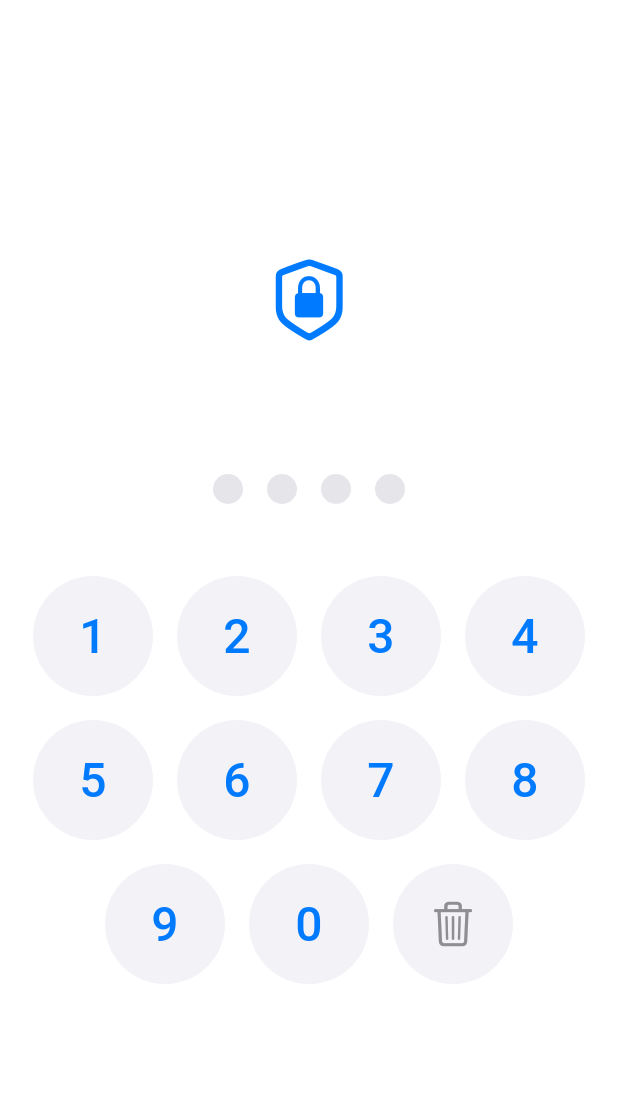
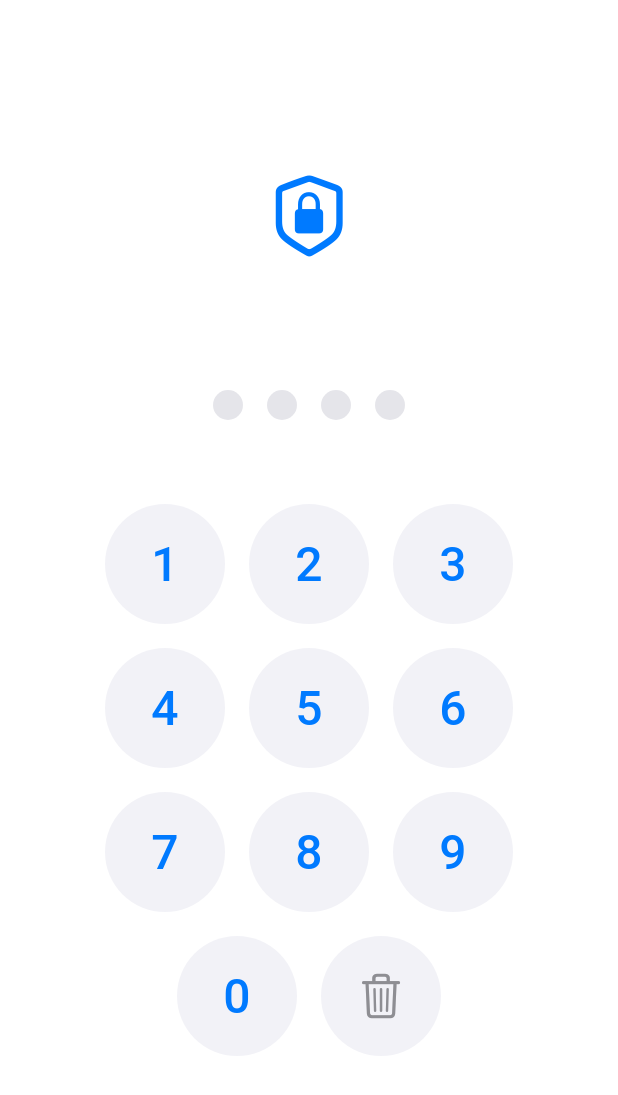
Before and after one commit to OthmanHaba/lost_item_tracker, a Flutter app: the screen it shows after launch, on a phone screen of 412 x 824 dp. Shown: the top 1095 px of the screen. Run offline on Flutter 3.47's test engine with Material 3 defaults, Android fonts, the phone set to English and light mode, and no system bars; our stand-ins replace google_fonts, image_picker, shared_preferences; generated files the repository leaves out were written again; Roboto replaces fonts that are missing (Tajawal).

Commit message:
fix number layouts

```diff
--- a/lib/screens/login_screen.dart
+++ b/lib/screens/login_screen.dart
@@ -165,12 +165,15 @@ class _LoginScreenState extends State<LoginScreen> {
                 }),
               ),
               const SizedBox(height: 48),
-              Wrap(
-                spacing: 16,
-                runSpacing: 16,
-                alignment: WrapAlignment.center,
-                children: List.generate(9, (index) {
-                  return CupertinoButton(
+              Column(
+                children: [
+                  // First row (1-3)
+                  Row(
+                    mainAxisAlignment: MainAxisAlignment.center,
+                    children: List.generate(3, (index) {
+                      return Padding(
+                        padding: const EdgeInsets.all(8.0),
+                        child: CupertinoButton(
                           padding: EdgeInsets.zero,
                           child: Container(
                             width: 80,
@@ -190,9 +193,77 @@ class _LoginScreenState extends State<LoginScreen> {
                             ),
                           ),
                           onPressed: () => _onPinEntered('${index + 1}'),
+                        ),
                       );
-                })..addAll([
-                    CupertinoButton(
+                    }),
+                  ),
+                  // Second row (4-6)
+                  Row(
+                    mainAxisAlignment: MainAxisAlignment.center,
+                    children: List.generate(3, (index) {
+                      return Padding(
+                        padding: const EdgeInsets.all(8.0),
+                        child: CupertinoButton(
+                          padding: EdgeInsets.zero,
+                          child: Container(
+                            width: 80,
+                            height: 80,
+                            decoration: BoxDecoration(
+                              color: CupertinoColors.systemGrey6,
+                              borderRadius: BorderRadius.circular(40),
+                            ),
+                            child: Center(
+                              child: Text(
+                                '${index + 4}',
+                                style: const TextStyle(
+                                  fontSize: 32,
+                                  fontWeight: FontWeight.w500,
+                                ),
+                              ),
+                            ),
+                          ),
+                          onPressed: () => _onPinEntered('${index + 4}'),
+                        ),
+                      );
+                    }),
+                  ),
+                  // Third row (7-9)
+                  Row(
+                    mainAxisAlignment: MainAxisAlignment.center,
+                    children: List.generate(3, (index) {
+                      return Padding(
+                        padding: const EdgeInsets.all(8.0),
+                        child: CupertinoButton(
+                          padding: EdgeInsets.zero,
+                          child: Container(
+                            width: 80,
+                            height: 80,
+                            decoration: BoxDecoration(
+                              color: CupertinoColors.systemGrey6,
+                              borderRadius: BorderRadius.circular(40),
+                            ),
+                            child: Center(
+                              child: Text(
+                                '${index + 7}',
+                                style: const TextStyle(
+                                  fontSize: 32,
+                                  fontWeight: FontWeight.w500,
+                                ),
+                              ),
+                            ),
+                          ),
+                          onPressed: () => _onPinEntered('${index + 7}'),
+                        ),
+                      );
+                    }),
+                  ),
+                  // Bottom row (0 and delete)
+                  Row(
+                    mainAxisAlignment: MainAxisAlignment.center,
+                    children: [
+                      Padding(
+                        padding: const EdgeInsets.all(8.0),
+                        child: CupertinoButton(
                           padding: EdgeInsets.zero,
                           child: Container(
                             width: 80,
@@ -213,8 +284,12 @@ class _LoginScreenState extends State<LoginScreen> {
                           ),
                           onPressed: () => _onPinEntered('0'),
                         ),
-                    CupertinoButton(
+                      ),
+                      Padding(
+                        padding: const EdgeInsets.all(8.0),
+                        child: CupertinoButton(
                           padding: EdgeInsets.zero,
+                          onPressed: _onPinDeleted,
                           child: Container(
                             width: 80,
                             height: 80,
@@ -230,9 +305,11 @@ class _LoginScreenState extends State<LoginScreen> {
                               ),
                             ),
                           ),
-                      onPressed: _onPinDeleted,
                         ),
-                  ]),
+                      ),
+                    ],
+                  ),
+                ],
               ),
             ],
           ),
```
Lines whose indentation alone changed are shown as unchanged.
